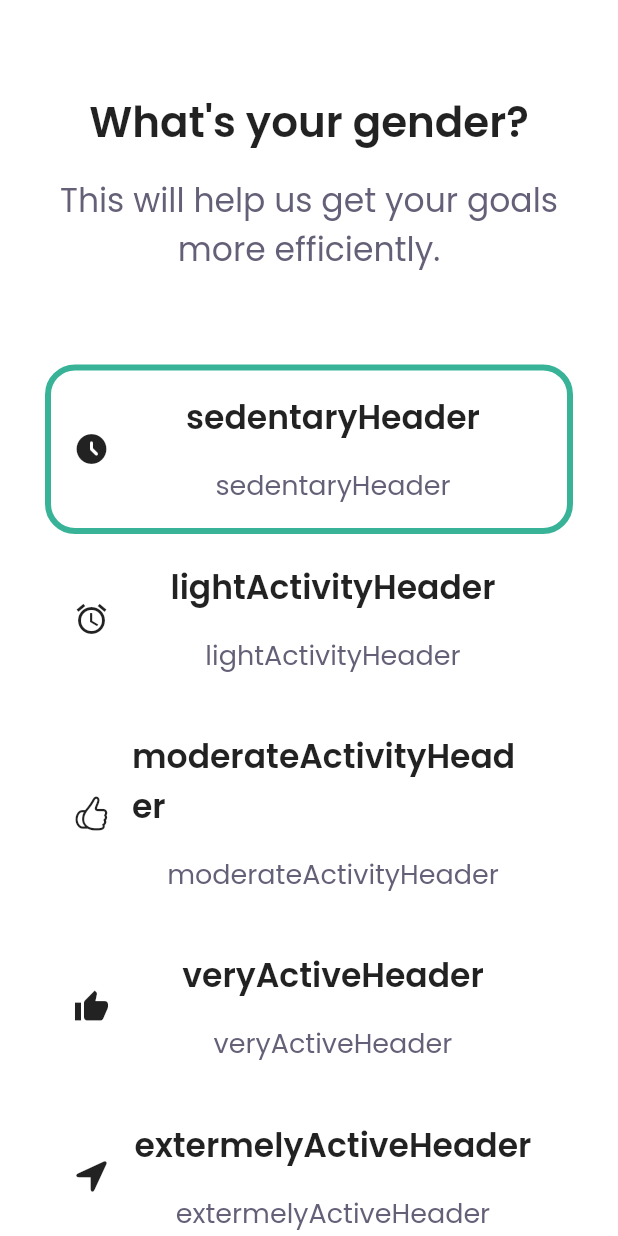
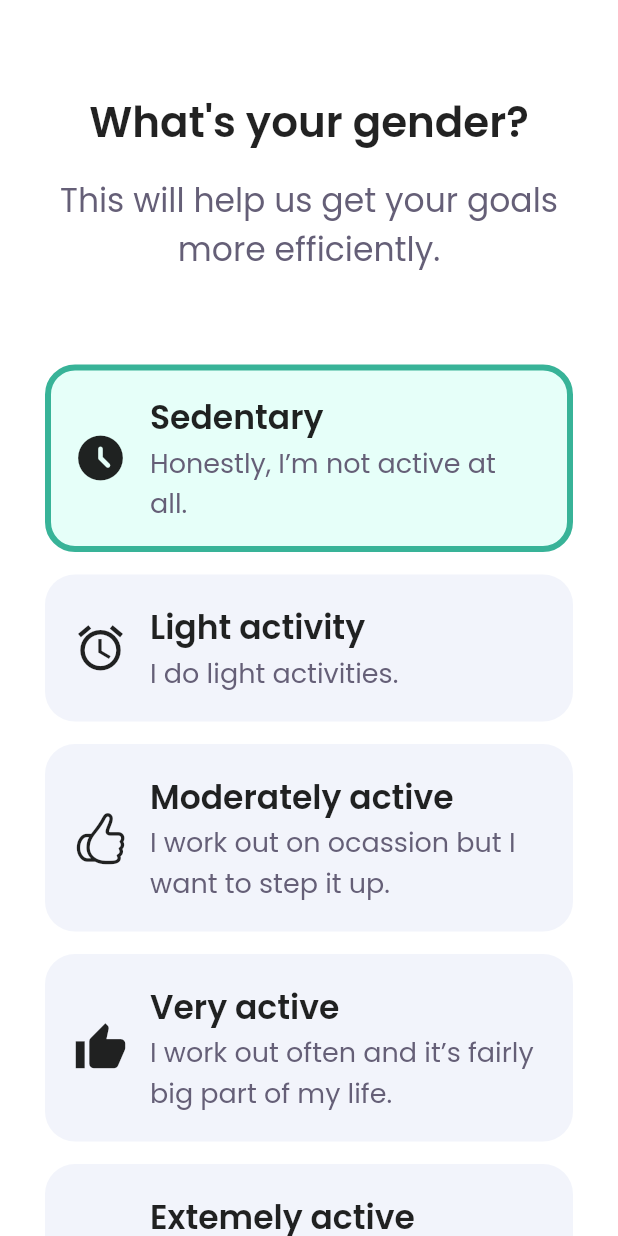
Before and after one commit to ayush712/fitness-app, a Flutter app: the ActivityLevelSelection screen opened by its route, on a phone screen of 412 x 824 dp. Run offline on Flutter 3.47's test engine with Material 2 defaults, Android fonts, the phone set to English and light mode, and no system bars; our stand-ins replace carousel_slider, form_field_validator; generated files the repository leaves out were written again.

Commit message:
feat: activity level slction implemented

```diff
--- a/lib/screens/activity_level_selection/activity_level_selection.dart
+++ b/lib/screens/activity_level_selection/activity_level_selection.dart
@@ -1,4 +1,5 @@
 import 'package:fithics_mobile/screens/activity_level_selection/components/an_activity_type.dart';
+import 'package:fithics_mobile/screens/gender_selection/gender_selection.dart';
 import 'package:fithics_mobile/shared/components/back_continue_buttons/back_continue_buttons.dart';
 import 'package:fithics_mobile/shared/constants/styles.dart';
 import 'package:fithics_mobile/shared/store/theme_model.dart';
@@ -21,8 +22,6 @@ class ActivityLevelSelection extends StatelessWidget {
           padding: EdgeInsets.symmetric(horizontal: kSpaceBetweenTwoFields * 2),
           children: [
             Column(
-              crossAxisAlignment: CrossAxisAlignment.center,
-              mainAxisAlignment: MainAxisAlignment.spaceBetween,
               children: [
                 SizedBox(
                   height: kSpaceBetweenTwoFields * 4,
@@ -45,16 +44,18 @@ class ActivityLevelSelection extends StatelessWidget {
                   height: kSpaceBetweenTwoFields * 4,
                 ),
                 Column(
-                  crossAxisAlignment: CrossAxisAlignment.stretch,
                   children: [
-                    ...getActivityWidgets(context),
+                    ...getActivityWidgets(
+                        context, _selectedActivity.activityType),
                   ],
                 ),
                 SizedBox(
                   height: kSpaceBetweenTwoFields * 2,
                 ),
                 BackContinueButtons(
-                  previousButtonTap: () {},
+                  previousButtonTap: () {
+                    Navigator.pushNamed(context, GenderSelection.id);
+                  },
                   nextButtonTap: () {},
                 ),
                 SizedBox(
@@ -68,16 +69,19 @@ class ActivityLevelSelection extends StatelessWidget {
     );
   }
 
-  Iterable<Container> getActivityWidgets(BuildContext context) {
+  Iterable<Container> getActivityWidgets(
+      BuildContext context, ActivityType selectedActivityType) {
     return Provider.of<UserPreferenceModel>(
       context,
     ).getAllActivities().map<Container>((activity) {
       return Container(
-        child: AnActivityType(
+        child: Column(
+          children: [
+            AnActivityType(
               header: activity.header,
               description: activity.description,
               icon: activity.icon,
-          isSelected: activity.activityType == ActivityType.Sedentary,
+              isSelected: activity.activityType == selectedActivityType,
               onTap: () {
                 Provider.of<UserPreferenceModel>(context, listen: false)
                     .setActivity(
@@ -85,6 +89,11 @@ class ActivityLevelSelection extends StatelessWidget {
                 );
               },
             ),
+            SizedBox(
+              height: kSpaceBetweenTwoFields,
+            ),
+          ],
+        ),
       );
     });
   }
--- a/lib/screens/activity_level_selection/components/an_activity_type.dart
+++ b/lib/screens/activity_level_selection/components/an_activity_type.dart
@@ -23,9 +23,11 @@ class AnActivityType extends StatelessWidget {
     return GestureDetector(
       onTap: onTap,
       child: Container(
-        //color: isSelected ? Theme.of(context).primaryColor : Colors.transparent,
         padding: EdgeInsets.all(kSpaceBetweenTwoFields),
         decoration: BoxDecoration(
+          color: isSelected
+              ? Theme.of(context).shadowColor
+              : Theme.of(context).cardColor,
           border: Border.all(
             color: isSelected
                 ? Theme.of(context).primaryColor
@@ -37,11 +39,10 @@ class AnActivityType extends StatelessWidget {
           ),
         ),
         child: Row(
-          crossAxisAlignment: CrossAxisAlignment.center,
           children: [
             Icon(
               icon,
-              size: 24.0,
+              size: 36.0,
               semanticLabel: description,
             ),
             SizedBox(
@@ -49,22 +50,18 @@ class AnActivityType extends StatelessWidget {
             ),
             Container(
               width: (MediaQuery.of(context).size.width -
-                  (24 + kSpaceBetweenTwoFields * 8)),
+                  (36.0 + kSpaceBetweenTwoFields * 8)),
               child: Column(
+                crossAxisAlignment: CrossAxisAlignment.start,
                 children: [
                   Text(
                     header,
-                    textAlign: TextAlign.left,
                     style: getWidgetHeaderStyle(
                       Provider.of<ThemeModel>(context).currentTheme,
                     ),
                   ),
-                  SizedBox(
-                    height: kSpaceBetweenTwoFields,
-                  ),
                   Text(
-                    header,
-                    textAlign: TextAlign.left,
+                    description,
                     style: getWidgetSubHeaderStyle(
                       Provider.of<ThemeModel>(context).currentTheme,
                     ),
--- a/lib/screens/gender_selection/gender_selection.dart
+++ b/lib/screens/gender_selection/gender_selection.dart
@@ -1,4 +1,5 @@
 //import 'package:fithics_mobile/shared/components/button_wrapper/button_wrapper.dart';
+import 'package:fithics_mobile/screens/activity_level_selection/activity_level_selection.dart';
 import 'package:fithics_mobile/screens/gender_selection/components/a_gender.dart';
 import 'package:fithics_mobile/shared/components/back_continue_buttons/back_continue_buttons.dart';
 import 'package:fithics_mobile/shared/constants/styles.dart';
@@ -86,7 +87,9 @@ class GenderSelection extends StatelessWidget {
                   BackContinueButtons(
                     showPreviousButton: false,
                     // previousButtonTap: () {},
-                    nextButtonTap: () {},
+                    nextButtonTap: () {
+                      Navigator.pushNamed(context, ActivityLevelSelection.id);
+                    },
                   ),
                   SizedBox(
                     height: kSpaceBetweenTwoFields * 2,
--- a/lib/shared/constants/styles.dart
+++ b/lib/shared/constants/styles.dart
@@ -105,7 +105,7 @@ class LightThemeVaribles {
   static final Color kQuaternaryColor = Color(0xFF949494);
   static final Color kContrastTextColorToDarkColor = Color(0xFFFFFFFF);
   static final Color kThemeColor = Color(0xFF38B398);
-  static final Color kShadowColor = Color(0xFFEBF9F6);
+  static final Color kShadowColor = Color(0xFFE6FFF9);
   static final Color kAppBackgroundColor = Color(0xFFFFFFFF);
   static final Color kHeadingTextColor = kPrimaryTextColor;
   static final Color kSubHeadingTextColor = kTertiaryTextColor;
@@ -128,6 +128,8 @@ class LightThemeVaribles {
   static final Color kOutlinedButtonTextColor = kThemeColor;
   static final Color kOutlinedButtonBorderColor = kThemeColor;
   static final Color kOutlinedButtonTapOverlayColor = Color(0x1138B398);
+
+  static final Color kWidgetBackgroundClor = Color(0xFFF2F4FB);
 }
 
 class DarkThemeVaribles {
@@ -137,7 +139,7 @@ class DarkThemeVaribles {
   static final Color kQuaternaryColor = Color(0xFF949494);
   static final Color kContrastToDarkColor = Color(0xFFFFFFFF);
   static final Color kThemeColor = Color(0xFF38B398);
-  static final Color kShadowColor = Color(0xFFEBF9F6);
+  static final Color kShadowColor = Color(0xFFE6FFF9);
   static final Color kAppBackgroundColor = Color(0xFFFFFFFF);
   static final Color kHeadingTextColor = kPrimaryColor;
   static final Color kSubHeadingTextColor = kTertiaryColor;
@@ -160,4 +162,6 @@ class DarkThemeVaribles {
   static final Color kOutlinedButtonTextColor = kThemeColor;
   static final Color kOutlinedButtonBorderColor = kThemeColor;
   static final Color kOutlinedButtonTapOverlayColor = Color(0x1138B398);
+
+  static final Color kWidgetBackgroundClor = Color(0xFFF2F4FB);
 }
--- a/lib/shared/constants/themes.dart
+++ b/lib/shared/constants/themes.dart
@@ -13,6 +13,7 @@ ThemeData lightTheme = ThemeData(
   disabledColor: LightThemeVaribles.kQuaternaryColor,
   dividerColor: LightThemeVaribles.kDividerColor,
   scaffoldBackgroundColor: LightThemeVaribles.kAppBackgroundColor,
+  cardColor: LightThemeVaribles.kWidgetBackgroundClor,
   brightness: Brightness.light,
   inputDecorationTheme: InputDecorationTheme(
     errorStyle: TextStyle(
@@ -142,6 +143,7 @@ ThemeData darkTheme = ThemeData(
   disabledColor: DarkThemeVaribles.kQuaternaryColor,
   dividerColor: DarkThemeVaribles.kDividerColor,
   scaffoldBackgroundColor: DarkThemeVaribles.kAppBackgroundColor,
+  cardColor: LightThemeVaribles.kWidgetBackgroundClor,
   brightness: Brightness.dark,
   inputDecorationTheme: InputDecorationTheme(
     errorStyle: TextStyle(
--- a/lib/shared/store/user_preference_model.dart
+++ b/lib/shared/store/user_preference_model.dart
@@ -23,43 +23,76 @@ class ActivityDetail {
       required this.activityType});
 }
 
-late Map<ActivityType, ActivityDetail> _activities = {
+// Map<ActivityType, ActivityDetail> _activities = {
+//   ActivityType.Sedentary: ActivityDetail(
+//     header: 'sedentaryHeader', //AppLocalizations.of(context)!.sedentaryHeader,
+//     description:
+//         'sedentaryDescription', //AppLocalizations.of(context)!.sedentaryDescription,
+//     icon: Icons.access_time_filled_rounded,
+//     activityType: ActivityType.Sedentary,
+//   ),
+//   ActivityType.LightActivity: ActivityDetail(
+//     header:
+//         'lightActivityHeader', //AppLocalizations.of(context)!.lightActivityHeader,
+//     description:
+//         'lightActivityDescription', //AppLocalizations.of(context)!.lightActivityDescription,
+//     icon: Icons.access_alarm,
+//     activityType: ActivityType.LightActivity,
+//   ),
+//   ActivityType.ModeratelyActive: ActivityDetail(
+//     header:
+//         'moderateActivityHeader', //AppLocalizations.of(context)!.moderateActivityHeader,
+//     description:
+//         'moderateActivityDescription', //AppLocalizations.of(context)!.moderateActivityDescription,
+//     icon: CupertinoIcons.hand_thumbsup,
+//     activityType: ActivityType.ModeratelyActive,
+//   ),
+//   ActivityType.VeryActive: ActivityDetail(
+//     header:
+//         'veryActiveHeader', //AppLocalizations.of(context)!.veryActiveHeader,
+//     description:
+//         'veryActiveDescription', //AppLocalizations.of(context)!.veryActiveDescription,
+//     icon: Icons.thumb_up,
+//     activityType: ActivityType.VeryActive,
+//   ),
+//   ActivityType.ExtremelyActive: ActivityDetail(
+//     header:
+//         'extermelyActiveHeader', //AppLocalizations.of(context)!.extermelyActiveHeader,
+//     description:
+//         'extermelyActiveDescription', //AppLocalizations.of(context)!.extermelyActiveDescription,
+//     icon: CupertinoIcons.location_fill,
+//     activityType: ActivityType.ExtremelyActive,
+//   )
+// };
+
+Map<ActivityType, ActivityDetail> _activities = {
   ActivityType.Sedentary: ActivityDetail(
-    header: 'sedentaryHeader', //AppLocalizations.of(context)!.sedentaryHeader,
-    description:
-        'sedentaryDescription', //AppLocalizations.of(context)!.sedentaryDescription,
+    header: "Sedentary",
+    description: "Honestly, I’m not active at all.",
     icon: Icons.access_time_filled_rounded,
     activityType: ActivityType.Sedentary,
   ),
   ActivityType.LightActivity: ActivityDetail(
-    header:
-        'lightActivityHeader', //AppLocalizations.of(context)!.lightActivityHeader,
-    description:
-        'lightActivityDescription', //AppLocalizations.of(context)!.lightActivityDescription,
+    header: "Light activity",
+    description: "I do light activities.",
     icon: Icons.access_alarm,
     activityType: ActivityType.LightActivity,
   ),
   ActivityType.ModeratelyActive: ActivityDetail(
-    header:
-        'moderateActivityHeader', //AppLocalizations.of(context)!.moderateActivityHeader,
-    description:
-        'moderateActivityDescription', //AppLocalizations.of(context)!.moderateActivityDescription,
+    header: "Moderately active",
+    description: "I work out on ocassion but I want to step it up.",
     icon: CupertinoIcons.hand_thumbsup,
     activityType: ActivityType.ModeratelyActive,
   ),
   ActivityType.VeryActive: ActivityDetail(
-    header:
-        'veryActiveHeader', //AppLocalizations.of(context)!.veryActiveHeader,
-    description:
-        'veryActiveDescription', //AppLocalizations.of(context)!.veryActiveDescription,
+    header: "Very active",
+    description: "I work out often and it’s fairly big part of my life.",
     icon: Icons.thumb_up,
     activityType: ActivityType.VeryActive,
   ),
   ActivityType.ExtremelyActive: ActivityDetail(
-    header:
-        'extermelyActiveHeader', //AppLocalizations.of(context)!.extermelyActiveHeader,
-    description:
-        'extermelyActiveDescription', //AppLocalizations.of(context)!.extermelyActiveDescription,
+    header: "Extemely active",
+    description: "I’m in gret shape and working out is massive for me.",
     icon: CupertinoIcons.location_fill,
     activityType: ActivityType.ExtremelyActive,
   )
```
Lines whose indentation alone changed are shown as unchanged.
